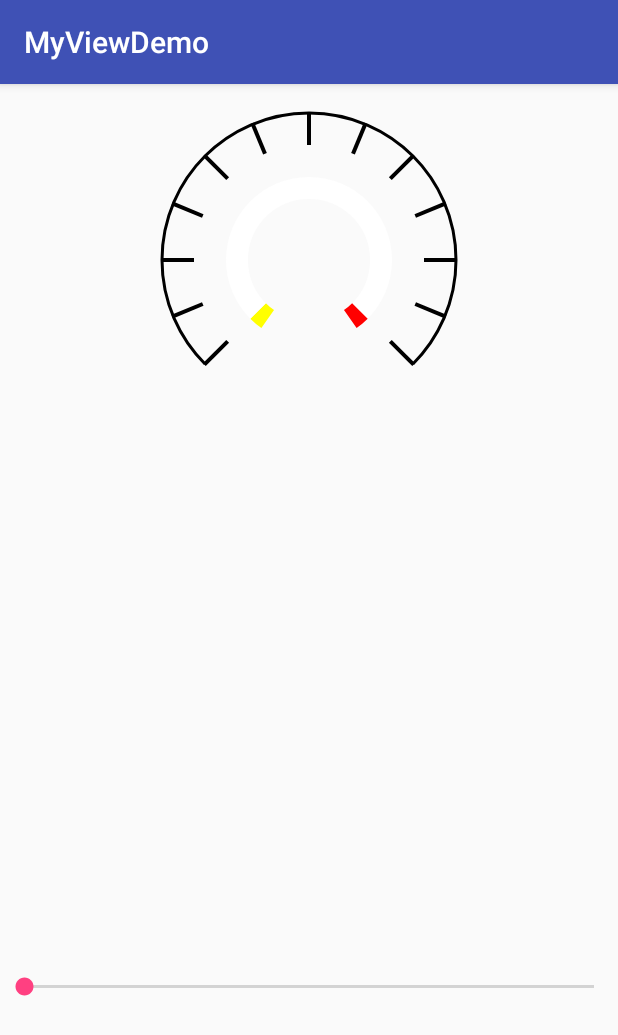
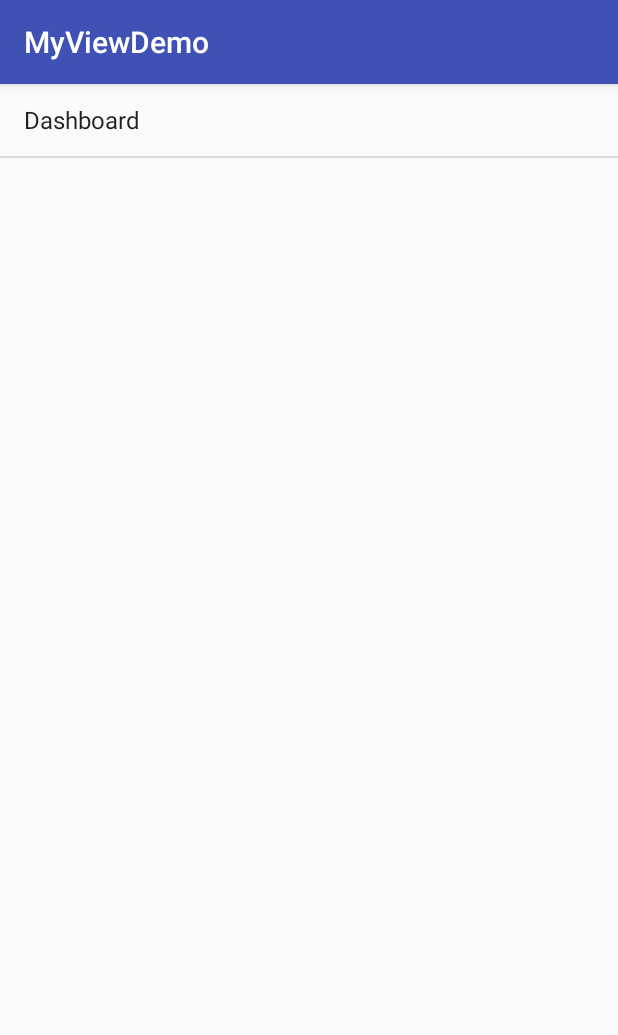
Before and after one commit to benntqoo/WCY-View, an Android app: the screen it shows after launch (MainActivity), on a phone screen of 412 x 824 dp. Shown: the top 1035 px of the screen. Run offline under Robolectric (Android 15) with nearby library versions, the phone set to English and light mode, and no system bars.

Commit message:
完成儀表板

```diff
--- a/app/src/main/AndroidManifest.xml
+++ b/app/src/main/AndroidManifest.xml
@@ -15,6 +15,8 @@
                 <category android:name="android.intent.category.LAUNCHER"/>
             </intent-filter>
         </activity>
+        <activity android:name=".Activity.DashboardActivity">
+        </activity>
     </application>
 
 </manifest>
--- a/app/src/main/java/com/jrtou/myviewdemo/myviewdemo/MainActivity.java
+++ b/app/src/main/java/com/jrtou/myviewdemo/myviewdemo/MainActivity.java
@@ -1,39 +1,44 @@
 package com.jrtou.myviewdemo.myviewdemo;
 
+import android.content.Intent;
+import android.os.Bundle;
 import android.support.v7.app.AppCompatActivity;
-import android.os.Bundle;
-import android.widget.SeekBar;
+import android.view.View;
+import android.widget.AdapterView;
+import android.widget.ArrayAdapter;
+import android.widget.ListView;
 
-import com.jrtou.myviewdemo.myviewdemo.view.DashboardView;
+import com.jrtou.myviewdemo.myviewdemo.Activity.DashboardActivity;
 
 public class MainActivity extends AppCompatActivity {
-    private DashboardView mD;
-    private SeekBar mSeekBar;
+
+    private ListView mListView;
+    private String[] mSTRArray;
 
     @Override
     protected void onCreate(Bundle savedInstanceState) {
         super.onCreate(savedInstanceState);
         setContentView(R.layout.activity_main);
-        mD = (DashboardView) findViewById(R.id.dashboardView);
-        mSeekBar = (SeekBar) findViewById(R.id.sss);
-//        mPanelView.setText("已完成");
-        mSeekBar.setOnSeekBarChangeListener(new SeekBar.OnSeekBarChangeListener() {
+
+        mSTRArray = getResources().getStringArray(R.array.root);
+
+        mListView = (ListView) findViewById(R.id.listView);
+        mListView.setAdapter(new ArrayAdapter<String>(this, android.R.layout.simple_list_item_1, mSTRArray));
+
+        mListView.setOnItemClickListener(new AdapterView.OnItemClickListener() {
             @Override
-            public void onProgressChanged(SeekBar seekBar, int progress, boolean fromUser) {
-                mD.setPercent(progress);
-            }
+            public void onItemClick(AdapterView<?> parent, View view, int position, long id) {
+                Intent intent = new Intent();
+                switch (position) {
+                    case 0:
+                        intent.setClass(MainActivity.this, DashboardActivity.class);
+                }
 
-            @Override
-            public void onStartTrackingTouch(SeekBar seekBar) {
-
-            }
-
-            @Override
-            public void onStopTrackingTouch(SeekBar seekBar) {
-
+                startActivity(intent);
             }
         });
 
     }
 
+
 }
--- a/app/src/main/java/com/jrtou/myviewdemo/myviewdemo/view/DashboardView.java
+++ b/app/src/main/java/com/jrtou/myviewdemo/myviewdemo/view/DashboardView.java
@@ -23,7 +23,8 @@ public class DashboardView extends View {
     private int mPercent;                                           //設置百分比
     private float percent = 0f;                                     //目前百分比
     private float mFillPercent;                                     //
-    private Boolean mMode;                                          //指針或是數值顯示
+    private Boolean mMode;                                          //true:指針 false:數值顯示
+    private Boolean animation;                                      //動畫增長
     private static Paint mPaint = new Paint();
     //刻度線
     private int mTickMarksCount = 12;                               //數量
@@ -47,13 +48,6 @@ public class DashboardView extends View {
     private int progressColor;
     private static final int PROGRESS_STROKE_WIDTH = 15;
 
-
-    private String text = ""; //文字内容
-    private int textSize;//文字的大小
-    private int textColor;//设置文字颜色
-    private int arcColor; //小圆和指针颜色
-
-
     public DashboardView(Context context) {
         this(context, null);
     }
@@ -72,18 +66,22 @@ public class DashboardView extends View {
      */
     public DashboardView(Context context, AttributeSet attrs, int defStyleAttr) {
         super(context, attrs, defStyleAttr);
+        TypedArray mTypeArray = context.obtainStyledAttributes(attrs, R.styleable.DashboardView, defStyleAttr, 0);
+        outsideColor = mTypeArray.getColor(R.styleable.DashboardView_outSideColor, Color.BLACK);
+        outsideStrokeWidth = mTypeArray.getDimensionPixelSize(R.styleable.DashboardView_outSideStokeWidth, PxUtils
+                .dpToPx
+                        (2, context));
+        progressColor = mTypeArray.getColor(R.styleable.DashboardView_progressColor, Color.BLUE);
+        mTickMarkWidth = mTypeArray.getDimensionPixelSize(R.styleable.DashboardView_tickMarkWidth, PxUtils.dpToPx(3,
+                context));
+        mTickMarkColor = mTypeArray.getColor(R.styleable.DashboardView_tickMarkColor, Color.BLACK);
+        mTickMarksCount = mTypeArray.getInteger(R.styleable.DashboardView_tickMarkCount, 12);
 
-        TypedArray a = context.obtainStyledAttributes(attrs, R.styleable.DashboardView, defStyleAttr, 0);
-        outsideColor = a.getColor(R.styleable.DashboardView_outSideColor, Color.BLACK);
-        outsideStrokeWidth = a.getDimensionPixelSize(R.styleable.DashboardView_outSideStokeWidth, PxUtils.dpToPx
-                (2, context));
-        progressColor = a.getColor(R.styleable.DashboardView_progressColor, Color.BLUE);
-        mTickMarkWidth = a.getDimensionPixelSize(R.styleable.DashboardView_tickMarkWidth, PxUtils.dpToPx(3, context));
-        mTickMarkColor = a.getColor(R.styleable.DashboardView_tickMarkColor, Color.BLACK);
-        mTickMarksCount = a.getInteger(R.styleable.DashboardView_tickMarkCount, 12);
+        mPercent = mTypeArray.getInteger(R.styleable.DashboardView_percent, 0);
 
-        mPercent = a.getInteger(R.styleable.DashboardView_percent, 0);
-        a.recycle();
+        mMode = mTypeArray.getBoolean(R.styleable.DashboardView_mode, true);
+        animation = mTypeArray.getBoolean(R.styleable.DashboardView_animation, false);
+        mTypeArray.recycle();
     }
 
 
@@ -175,64 +173,50 @@ public class DashboardView extends View {
         canvas.drawArc(progressRectF, 45, 10, false, mPaint);
 
 
-        float secondRectWidth = outsideWidth - outsideStrokeWidth - 50 - (outsideStrokeWidth + 50);
-        float secondRectHeight = outsideHeight - outsideStrokeWidth - 50 - (outsideStrokeWidth + 50);
+        if (mMode) {
+            //內圓
+            mPaint.setColor(Color.BLACK);
+            mPaint.setStrokeWidth(3);
+            canvas.drawCircle(outsideWidth / 2, outsideHeight / 2, 20, mPaint);//內大圓
+            mPaint.setStrokeWidth(5);
+            canvas.drawCircle(outsideWidth / 2, outsideHeight / 2, 10, mPaint);//內小圓
 
-        //画粗弧突出部分左端
-//        canvas.drawArc(progressRectF, 115, 11, false, mPaint);
-//        canvas.drawArc(progressRectF, 144 + mFillPercent + empty, 10, false, mPaint);
-/*
-        mPaint.setColor(Color.BLUE);
-        //绘制小圆外圈
-        mPaint.setStrokeWidth(3);
-        canvas.drawCircle(outsideLineWidth / 2, outsideHeight / 2, 30, mPaint);
+            //指針
+            mPaint.setColor(Color.RED);
+            mPaint.setStrokeWidth(5);
+            //根據 percent 繪製指針
+            canvas.rotate((270 * percent - 270 / 2), outsideWidth / 2, outsideHeight / 2);
+
+            canvas.drawLine(outsideWidth / 2, (outsideHeight / 2 - outsideHeight / 2) + 50 / 2 + 2,
+                    outsideWidth / 2,
+                    outsideHeight / 2 - 10, mPaint);
+
+            //還原畫布
+            canvas.rotate(-(270 * percent - 270 / 2), outsideWidth / 2, outsideHeight / 2);
+        } else {
+            mPaint.setTextSize(PxUtils.spToPx(36, getContext()));
+            mPaint.setColor(Color.BLUE);
+            mPaint.setStyle(Paint.Style.FILL);
 
 
-        //绘制小圆内圈
-        mPaint.setColor(Color.GREEN);
-        mPaint.setStrokeWidth(8);
-        int mMinCircleRadius = 15;
-        canvas.drawCircle(outsideLineWidth / 2, outsideHeight / 2, mMinCircleRadius, mPaint);
+            int mNumber = (int) (percent * 100);
+            float textLength = mPaint.measureText(String.valueOf(mNumber));
+            float percentLength = mPaint.measureText("%");
+            canvas.drawText(String.valueOf(mNumber), (outsideWidth - textLength - percentLength) / 2, outsideHeight /
+                    2, mPaint);
 
-        //绘制指针
-
-        mPaint.setColor(Color.RED);
-        mPaint.setStrokeWidth(4);
-
-
-        //按照百分比绘制刻度
-        canvas.rotate((250 * percent - 250 / 2), outsideLineWidth / 2, outsideHeight / 2);
-
-        canvas.drawLine(outsideLineWidth / 2, (outsideHeight / 2 - secondRectHeight / 2) + 50 / 2 + 2,
-                outsideLineWidth / 2,
-                outsideHeight / 2 - mMinCircleRadius, mPaint);
-
-        //将画布旋转回来
-        canvas.rotate(-(250 * percent - 250 / 2), outsideLineWidth / 2, outsideHeight / 2);
-
-        //绘制矩形
-        mPaint.setStyle(Paint.Style.FILL);
-        mPaint.setColor(Color.YELLOW);
-        int mRectWidth = 60;
-        int mRectHeight = 25;
-
-        //文字矩形的最底部坐标
-        float rectBottomY = outsideHeight / 2 + secondRectHeight / 3 + mRectHeight;
-        canvas.drawRect(outsideLineWidth / 2 - mRectWidth / 2, outsideHeight / 2 + secondRectHeight / 3,
-                outsideLineWidth /
-                        2 + mRectWidth / 2,
-                rectBottomY, mPaint);
-
-
-        mPaint.setTextSize(24);
-        mPaint.setColor(Color.WHITE);
-        float txtLength = mPaint.measureText("Test");
-        canvas.drawText("Test", (outsideLineWidth - txtLength) / 2, rectBottomY + 40, mPaint);
-**/
+            mPaint.setTextSize(PxUtils.spToPx(16, getContext()));
+            canvas.drawText("%", (outsideWidth + textLength) / 2, outsideHeight / 2, mPaint);
+        }
     }
 
     public void setPercent(int percent) {
         mPercent = percent;
         invalidate();
     }
+
+    public void setMode(Boolean b){
+        mMode = b;
+        invalidate();
+    }
 }
--- a/app/src/main/res/layout/activity_main.xml
+++ b/app/src/main/res/layout/activity_main.xml
@@ -3,26 +3,15 @@
     android:id="@+id/activity_main"
     xmlns:android="http://schemas.android.com/apk/res/android"
     xmlns:tools="http://schemas.android.com/tools"
-    xmlns:wcy="http://schemas.android.com/apk/res-auto"
     android:layout_width="match_parent"
     android:layout_height="match_parent"
     tools:context="com.jrtou.myviewdemo.myviewdemo.MainActivity">
 
 
-    <com.jrtou.myviewdemo.myviewdemo.view.DashboardView
-        android:id="@+id/dashboardView"
-        android:layout_width="wrap_content"
-        android:layout_height="wrap_content"
-        android:layout_marginTop="17dp"
-        android:layout_alignParentTop="true"
+    <ListView
+        android:id="@+id/listView"
+        android:layout_width="match_parent"
+        android:layout_height="match_parent"
+        android:layout_centerVertical="true"
         android:layout_centerHorizontal="true"/>
-
-    <android.support.v7.widget.AppCompatSeekBar
-        android:layout_width="match_parent"
-        android:layout_height="wrap_content"
-        android:layout_marginBottom="157dp"
-        android:id="@+id/sss"
-        android:layout_alignParentBottom="true"
-        android:layout_alignParentLeft="true"
-        android:layout_alignParentStart="true"/>
 </RelativeLayout>
--- a/app/src/main/res/values/attrs.xml
+++ b/app/src/main/res/values/attrs.xml
@@ -8,6 +8,7 @@
         <attr name="tickMarkCount" format="integer"/>
         <attr name="tickMarkColor" format="color"/>
         <attr name="percent" format="integer"/>
-
+        <attr name="mode" format="boolean"/>
+        <attr name="animation" format="boolean"/>
     </declare-styleable>
 </resources>
--- a/app/src/main/res/values/strings.xml
+++ b/app/src/main/res/values/strings.xml
@@ -1,3 +1,8 @@
 <resources>
     <string name="app_name">MyViewDemo</string>
+
+    <string-array name="root">
+        <item>Dashboard</item>
+
+    </string-array>
 </resources>
--- a/settings.gradle
+++ b/settings.gradle
@@ -1 +1 @@
-include ':app'
+include ':app', ':wcylibrary'
--- /dev/null
+++ b/wcylibrary/src/main/res/values/strings.xml
@@ -0,0 +1,3 @@
+<resources>
+    <string name="app_name">WCY Library</string>
+</resources>
```
Also changed, not shown: app/src/main/java/com/jrtou/myviewdemo/myviewdemo/Activity/DashboardActivity.java (added, +54 -0 lines), app/src/main/res/layout/activity_dashboard.xml (added, +40 -0 lines), wcylibrary/build.gradle (added, +31 -0 lines), wcylibrary/src/main/AndroidManifest.xml (added, +11 -0 lines), 4 other files.
